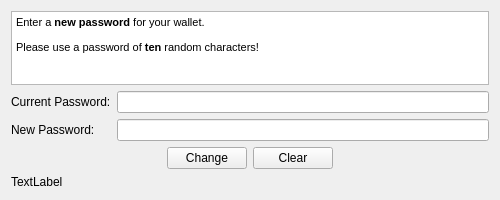
Old version of the form client/gui/change_passphrase_form.ui in the repository TemplateName56/Blockchain_Wallet.
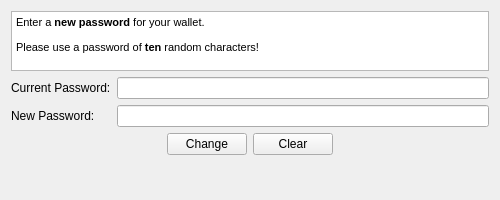
New version of the form.

```diff
--- a/client/gui/change_passphrase_form.ui
+++ b/client/gui/change_passphrase_form.ui
@@ -32,19 +32,6 @@
    <string>Change Passphrase</string>
   </property>
   <layout class="QVBoxLayout" name="verticalLayout">
-   <item>
-    <spacer name="verticalSpacer_2">
-     <property name="orientation">
-      <enum>Qt::Vertical</enum>
-     </property>
-     <property name="sizeHint" stdset="0">
-      <size>
-       <width>20</width>
-       <height>40</height>
-      </size>
-     </property>
-    </spacer>
-   </item>
    <item>
     <widget class="QTextEdit" name="textEdit_change_pass">
      <property name="sizePolicy">
@@ -53,6 +40,18 @@
        <verstretch>0</verstretch>
       </sizepolicy>
      </property>
+     <property name="minimumSize">
+      <size>
+       <width>0</width>
+       <height>0</height>
+      </size>
+     </property>
+     <property name="maximumSize">
+      <size>
+       <width>16777215</width>
+       <height>60</height>
+      </size>
+     </property>
      <property name="frameShadow">
       <enum>QFrame::Sunken</enum>
      </property>
@@ -147,13 +146,6 @@
      </item>
     </layout>
    </item>
-   <item>
-    <widget class="QLabel" name="label">
-     <property name="text">
-      <string>TextLabel</string>
-     </property>
-    </widget>
-   </item>
    <item>
     <spacer name="verticalSpacer">
      <property name="orientation">
```
